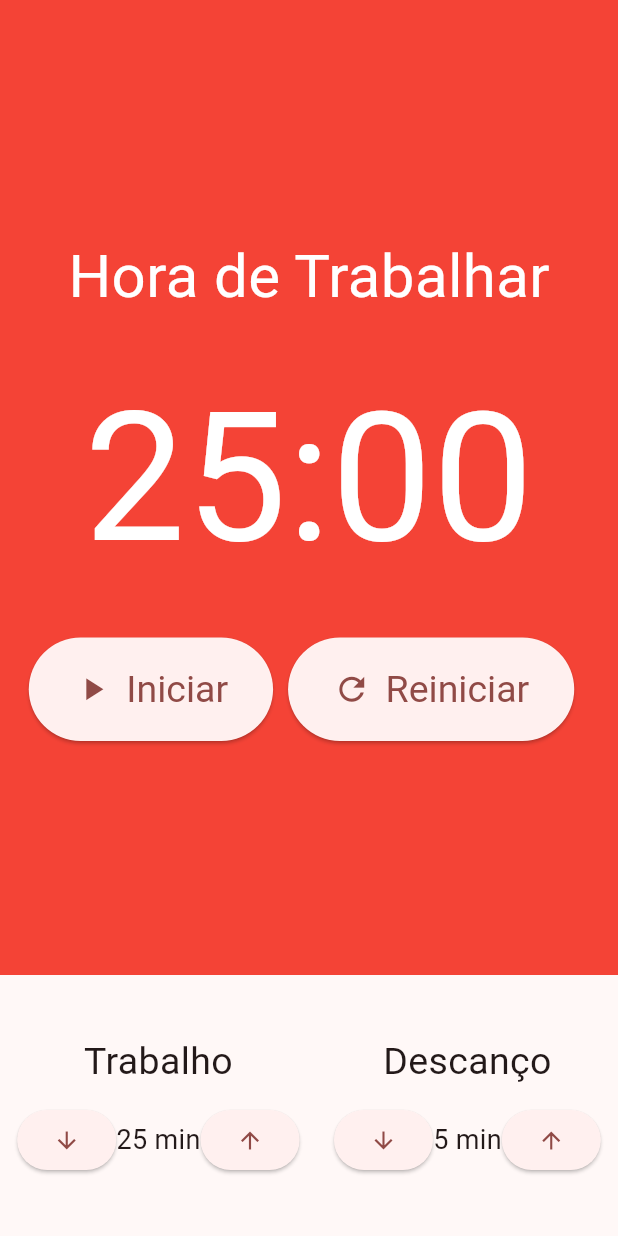
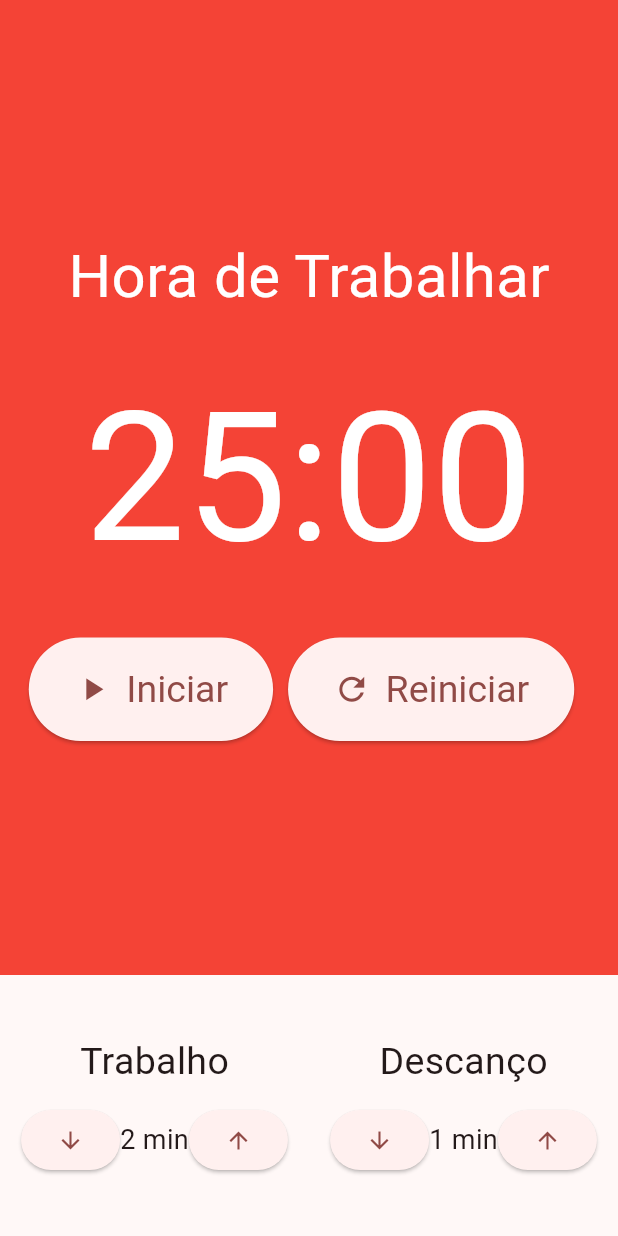
Before and after one commit to GoedertDalmolin/pomodoro, a Flutter app: the screen it shows after launch, on a phone screen of 412 x 824 dp. Run offline on Flutter 3.47's test engine with Material 3 defaults, Android fonts, the phone set to English and light mode, and no system bars; our stand-ins replace mobx; generated files the repository leaves out were written again.

Commit message:
Added pomodoro.store.dart on provider.

```diff
--- a/lib/main.dart
+++ b/lib/main.dart
@@ -1,5 +1,8 @@
 import 'package:flutter/material.dart';
 import 'package:pomodoro/presentation/pages/pomodoro.dart';
+import 'package:pomodoro/store/pomodoro.store.dart';
+import 'package:provider/provider.dart';
+
 
 void main() {
   runApp(const MyApp());
@@ -10,13 +13,20 @@ class MyApp extends StatelessWidget {
 
   @override
   Widget build(BuildContext context) {
-    return MaterialApp(
-      title: 'Pomodoro App',
-      theme: ThemeData(
-        colorScheme: ColorScheme.fromSeed(seedColor: Colors.redAccent),
-        useMaterial3: true,
+    return MultiProvider(
+      providers: [
+        Provider<PomodoroStore>(
+          create: (_) => PomodoroStore(),
+        ),
+      ],
+      child: MaterialApp(
+        title: 'Pomodoro App',
+        theme: ThemeData(
+          colorScheme: ColorScheme.fromSeed(seedColor: Colors.redAccent),
+          useMaterial3: true,
+        ),
+        home: const PomodoroPage(),
       ),
-      home: const PomodoroPage(),
     );
   }
 }
--- a/lib/presentation/components/cronometro.dart
+++ b/lib/presentation/components/cronometro.dart
@@ -8,7 +8,7 @@ class Cronometro extends StatelessWidget {
   Widget build(BuildContext context) {
     return Container(
       color: Colors.red,
-      child: Column(
+      child: const Column(
         mainAxisAlignment: MainAxisAlignment.center,
         children: [
           Text(
@@ -16,7 +16,7 @@ class Cronometro extends StatelessWidget {
             // textAlign: TextAlign.center,
             style: TextStyle(fontSize: 40, color: Colors.white),
           ),
-          const SizedBox(height: 20),
+          SizedBox(height: 20),
           Text(
             '25:00',
             style: TextStyle(
@@ -24,12 +24,12 @@ class Cronometro extends StatelessWidget {
               color: Colors.white,
             ),
           ),
-          const SizedBox(height: 20),
+          SizedBox(height: 20),
           Row(
             mainAxisAlignment: MainAxisAlignment.center,
             children: [
               Padding(
-                padding: const EdgeInsets.only(right: 10.0),
+                padding: EdgeInsets.only(right: 10.0),
                 child: CronometroBotao(
                   texto: 'Iniciar',
                   icone: Icons.play_arrow,
@@ -43,7 +43,7 @@ class Cronometro extends StatelessWidget {
               //   ),
               // ),
               Padding(
-                padding: const EdgeInsets.only(right: 10.0),
+                padding: EdgeInsets.only(right: 10.0),
                 child: CronometroBotao(
                   texto: 'Reiniciar',
                   icone: Icons.refresh,
--- a/lib/presentation/components/cronometro_botao.dart
+++ b/lib/presentation/components/cronometro_botao.dart
@@ -12,8 +12,12 @@ class CronometroBotao extends StatelessWidget {
 
   @override
   Widget build(BuildContext context) {
+
     return ElevatedButton(
-      style: ElevatedButton.styleFrom(padding: EdgeInsets.symmetric(horizontal: 30, vertical: 20), textStyle: TextStyle(fontSize: 25)),
+      style: ElevatedButton.styleFrom(
+        padding: const EdgeInsets.symmetric(horizontal: 30, vertical: 20),
+        textStyle: const TextStyle(fontSize: 25),
+      ),
       onPressed: () {},
       child: Row(
         children: [
--- a/lib/presentation/pages/pomodoro.dart
+++ b/lib/presentation/pages/pomodoro.dart
@@ -1,34 +1,39 @@
 import 'package:flutter/material.dart';
 import 'package:pomodoro/presentation/components/cronometro.dart';
 import 'package:pomodoro/presentation/components/entrada_tempo.dart';
+import 'package:pomodoro/store/pomodoro.store.dart';
+import 'package:provider/provider.dart';
 
 class PomodoroPage extends StatelessWidget {
   const PomodoroPage({super.key});
 
   @override
   Widget build(BuildContext context) {
+
+    final store = Provider.of<PomodoroStore>(context);
+
     return Scaffold(
       // appBar: AppBar(
       //   title: const Text('Pomodoro'),
       // ),
-      body: const Column(
+      body:  Column(
         crossAxisAlignment: CrossAxisAlignment.stretch,
         children: [
-          Expanded(
+          const Expanded(
             child: Cronometro(),
           ),
           Padding(
-            padding: EdgeInsets.symmetric(vertical: 40.0),
+            padding: const EdgeInsets.symmetric(vertical: 40.0),
             child: Row(
               mainAxisAlignment: MainAxisAlignment.spaceAround,
               children: [
                 EntradaTempo(
                   titulo: 'Trabalho',
-                  valor: 25,
+                  valor: store.tempoTrabalho,
                 ),
                 EntradaTempo(
                   titulo: 'Descanço',
-                  valor: 5,
+                  valor: store.tempoDescanso,
                 ),
               ],
             ),
```
Also changed, not shown: lib/store/pomodoro.store.dart (added, +33 -0 lines), lib/store/pomodoro.store.g.dart (added).
